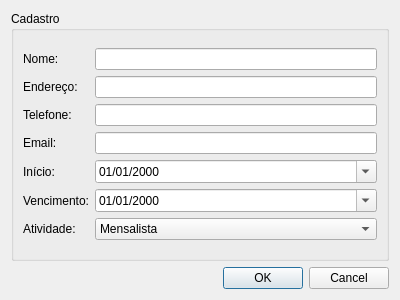
Before: the Qt Designer form src/registeruser.ui in enriquefynn/VertSys, drawn with Qt 5.
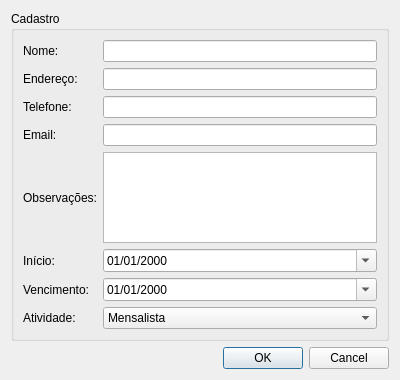
After: the same form once the commit is applied.

Commit message: Added observations column and some small code improvements

Patch:
```diff
--- a/src/registeruser.ui
+++ b/src/registeruser.ui
@@ -7,7 +7,7 @@
     <x>0</x>
     <y>0</y>
     <width>400</width>
-    <height>300</height>
+    <height>380</height>
    </rect>
   </property>
   <property name="windowTitle">
@@ -22,7 +22,7 @@
      <layout class="QVBoxLayout" name="verticalLayout_2">
       <item>
        <layout class="QGridLayout" name="gridLayout_3">
-        <item row="5" column="0">
+        <item row="6" column="0">
          <widget class="QLabel" name="label_5">
           <property name="text">
            <string>Vencimento:</string>
@@ -73,7 +73,7 @@
           </property>
          </widget>
         </item>
-        <item row="5" column="1">
+        <item row="6" column="1">
          <widget class="QDateEdit" name="dateEdit">
           <property name="displayFormat">
            <string>dd/MM/yyyy</string>
@@ -83,14 +83,14 @@
           </property>
          </widget>
         </item>
-        <item row="4" column="0">
+        <item row="5" column="0">
          <widget class="QLabel" name="label_6">
           <property name="text">
            <string>Início:</string>
           </property>
          </widget>
         </item>
-        <item row="4" column="1">
+        <item row="5" column="1">
          <widget class="QDateEdit" name="dateEdit_Start">
           <property name="displayFormat">
            <string>dd/MM/yyyy</string>
@@ -100,7 +100,7 @@
           </property>
          </widget>
         </item>
-        <item row="6" column="1">
+        <item row="8" column="1">
          <widget class="QComboBox" name="comboBox">
           <item>
            <property name="text">
@@ -114,13 +114,23 @@
           </item>
          </widget>
         </item>
-        <item row="6" column="0">
+        <item row="8" column="0">
          <widget class="QLabel" name="label_7">
           <property name="text">
            <string>Atividade:</string>
           </property>
          </widget>
         </item>
+        <item row="4" column="0">
+         <widget class="QLabel" name="label_8">
+          <property name="text">
+           <string>Observações:</string>
+          </property>
+         </widget>
+        </item>
+        <item row="4" column="1">
+         <widget class="QPlainTextEdit" name="observationsTextEdit"/>
+        </item>
        </layout>
       </item>
      </layout>
```
The commit also changes 11 other files.
